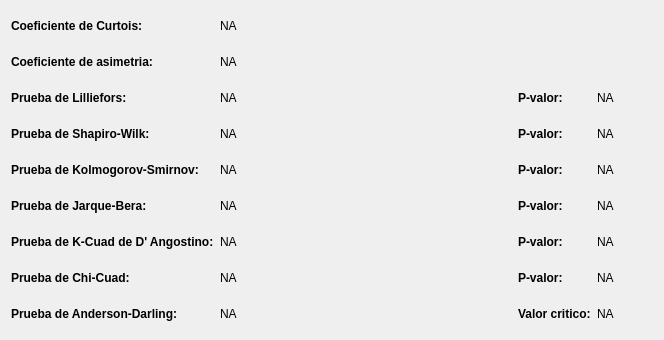
Qt form view/ui/widget_test_normal_residual_not_scale.ui (vasha54/apm) before a commit.
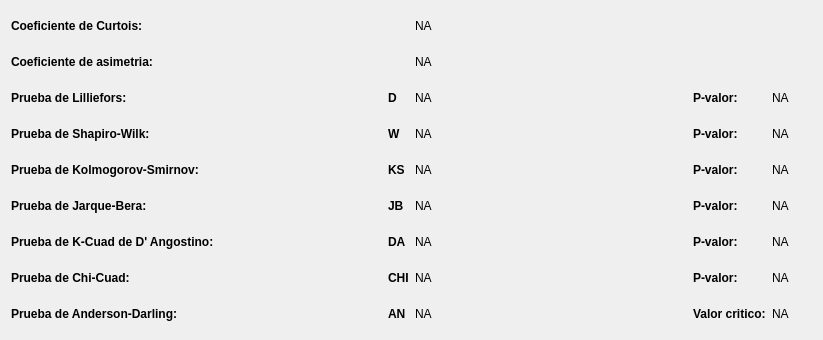
The same form after that commit.

The edit to the form file:
```diff
--- a/view/ui/widget_test_normal_residual_not_scale.ui
+++ b/view/ui/widget_test_normal_residual_not_scale.ui
@@ -6,7 +6,7 @@
    <rect>
     <x>0</x>
     <y>0</y>
-    <width>664</width>
+    <width>823</width>
     <height>340</height>
    </rect>
   </property>
@@ -14,7 +14,7 @@
    <string>Form</string>
   </property>
   <layout class="QGridLayout" name="gridLayout">
-   <item row="0" column="0">
+   <item row="0" column="0" colspan="2">
     <widget class="QLabel" name="labelCOEFF_CURTOSIS_RWS">
      <property name="sizePolicy">
       <sizepolicy hsizetype="Maximum" vsizetype="Preferred">
@@ -33,7 +33,23 @@
      </property>
     </widget>
    </item>
-   <item row="0" column="1">
+   <item row="0" column="2" colspan="6">
+    <spacer name="horizontalSpacer_10">
+     <property name="orientation">
+      <enum>Qt::Horizontal</enum>
+     </property>
+     <property name="sizeType">
+      <enum>QSizePolicy::Minimum</enum>
+     </property>
+     <property name="sizeHint" stdset="0">
+      <size>
+       <width>192</width>
+       <height>20</height>
+      </size>
+     </property>
+    </spacer>
+   </item>
+   <item row="0" column="8">
     <widget class="QLabel" name="lOCOEFF_CURTOSIS_RWS">
      <property name="sizePolicy">
       <sizepolicy hsizetype="Minimum" vsizetype="Preferred">
@@ -46,7 +62,7 @@
      </property>
     </widget>
    </item>
-   <item row="0" column="2" colspan="3">
+   <item row="0" column="9" colspan="3">
     <spacer name="horizontalSpacer">
      <property name="orientation">
       <enum>Qt::Horizontal</enum>
@@ -62,7 +78,7 @@
      </property>
     </spacer>
    </item>
-   <item row="1" column="0">
+   <item row="1" column="0" colspan="3">
     <widget class="QLabel" name="labelCOEFF_ASYMETRY_RWS">
      <property name="sizePolicy">
       <sizepolicy hsizetype="Maximum" vsizetype="Preferred">
@@ -81,7 +97,23 @@
      </property>
     </widget>
    </item>
-   <item row="1" column="1">
+   <item row="1" column="3" colspan="5">
+    <spacer name="horizontalSpacer_11">
+     <property name="orientation">
+      <enum>Qt::Horizontal</enum>
+     </property>
+     <property name="sizeType">
+      <enum>QSizePolicy::Minimum</enum>
+     </property>
+     <property name="sizeHint" stdset="0">
+      <size>
+       <width>158</width>
+       <height>20</height>
+      </size>
+     </property>
+    </spacer>
+   </item>
+   <item row="1" column="8">
     <widget class="QLabel" name="lOCOEFF_ASYMETRY_RWS">
      <property name="sizePolicy">
       <sizepolicy hsizetype="Minimum" vsizetype="Preferred">
@@ -94,7 +126,7 @@
      </property>
     </widget>
    </item>
-   <item row="1" column="2" colspan="3">
+   <item row="1" column="9" colspan="3">
     <spacer name="horizontalSpacer_2">
      <property name="orientation">
       <enum>Qt::Horizontal</enum>
@@ -129,7 +161,42 @@
      </property>
     </widget>
    </item>
-   <item row="2" column="1">
+   <item row="2" column="1" colspan="6">
+    <spacer name="horizontalSpacer_12">
+     <property name="orientation">
+      <enum>Qt::Horizontal</enum>
+     </property>
+     <property name="sizeType">
+      <enum>QSizePolicy::Minimum</enum>
+     </property>
+     <property name="sizeHint" stdset="0">
+      <size>
+       <width>191</width>
+       <height>20</height>
+      </size>
+     </property>
+    </spacer>
+   </item>
+   <item row="2" column="7">
+    <widget class="QLabel" name="labelCOEFF_ASYMETRY_RWS_2">
+     <property name="sizePolicy">
+      <sizepolicy hsizetype="Maximum" vsizetype="Preferred">
+       <horstretch>0</horstretch>
+       <verstretch>0</verstretch>
+      </sizepolicy>
+     </property>
+     <property name="font">
+      <font>
+       <weight>75</weight>
+       <bold>true</bold>
+      </font>
+     </property>
+     <property name="text">
+      <string>D</string>
+     </property>
+    </widget>
+   </item>
+   <item row="2" column="8">
     <widget class="QLabel" name="lOLILLIEFORS_RWS">
      <property name="sizePolicy">
       <sizepolicy hsizetype="Minimum" vsizetype="Preferred">
@@ -142,7 +209,7 @@
      </property>
     </widget>
    </item>
-   <item row="2" column="2">
+   <item row="2" column="9">
     <spacer name="horizontalSpacer_3">
      <property name="orientation">
       <enum>Qt::Horizontal</enum>
@@ -158,7 +225,7 @@
      </property>
     </spacer>
    </item>
-   <item row="2" column="3">
+   <item row="2" column="10">
     <widget class="QLabel" name="labelLILLIEFORS_PVALUE_RWS">
      <property name="sizePolicy">
       <sizepolicy hsizetype="Maximum" vsizetype="Preferred">
@@ -177,7 +244,7 @@
      </property>
     </widget>
    </item>
-   <item row="2" column="4">
+   <item row="2" column="11">
     <widget class="QLabel" name="lOLILLIEFORS_PVALUE_RWS">
      <property name="sizePolicy">
       <sizepolicy hsizetype="Minimum" vsizetype="Preferred">
@@ -190,7 +257,7 @@
      </property>
     </widget>
    </item>
-   <item row="3" column="0">
+   <item row="3" column="0" colspan="2">
     <widget class="QLabel" name="labelSHAPIRO_WILK_RWS">
      <property name="sizePolicy">
       <sizepolicy hsizetype="Maximum" vsizetype="Preferred">
@@ -209,7 +276,42 @@
      </property>
     </widget>
    </item>
-   <item row="3" column="1">
+   <item row="3" column="3" colspan="4">
+    <spacer name="horizontalSpacer_13">
+     <property name="orientation">
+      <enum>Qt::Horizontal</enum>
+     </property>
+     <property name="sizeType">
+      <enum>QSizePolicy::Minimum</enum>
+     </property>
+     <property name="sizeHint" stdset="0">
+      <size>
+       <width>124</width>
+       <height>20</height>
+      </size>
+     </property>
+    </spacer>
+   </item>
+   <item row="3" column="7">
+    <widget class="QLabel" name="labelCOEFF_ASYMETRY_RWS_3">
+     <property name="sizePolicy">
+      <sizepolicy hsizetype="Maximum" vsizetype="Preferred">
+       <horstretch>0</horstretch>
+       <verstretch>0</verstretch>
+      </sizepolicy>
+     </property>
+     <property name="font">
+      <font>
+       <weight>75</weight>
+       <bold>true</bold>
+      </font>
+     </property>
+     <property name="text">
+      <string>W</string>
+     </property>
+    </widget>
+   </item>
+   <item row="3" column="8">
     <widget class="QLabel" name="lOSHAPIRO_WILK_RWS">
      <property name="sizePolicy">
       <sizepolicy hsizetype="Minimum" vsizetype="Preferred">
@@ -222,7 +324,7 @@
      </property>
     </widget>
    </item>
-   <item row="3" column="2">
+   <item row="3" column="9">
     <spacer name="horizontalSpacer_4">
      <property name="orientation">
       <enum>Qt::Horizontal</enum>
@@ -238,7 +340,7 @@
      </property>
     </spacer>
    </item>
-   <item row="3" column="3">
+   <item row="3" column="10">
     <widget class="QLabel" name="labelSHAPIRO_WILK_PVALUE_RWS">
      <property name="sizePolicy">
       <sizepolicy hsizetype="Maximum" vsizetype="Preferred">
@@ -257,7 +359,7 @@
      </property>
     </widget>
    </item>
-   <item row="3" column="4">
+   <item row="3" column="11">
     <widget class="QLabel" name="lOSHAPIRO_WILK_PVALUE_RWS">
      <property name="sizePolicy">
       <sizepolicy hsizetype="Minimum" vsizetype="Preferred">
@@ -270,7 +372,7 @@
      </property>
     </widget>
    </item>
-   <item row="4" column="0">
+   <item row="4" column="0" colspan="5">
     <widget class="QLabel" name="labelKOLMOGOROV_SMIRNOV_RWS">
      <property name="sizePolicy">
       <sizepolicy hsizetype="Maximum" vsizetype="Preferred">
@@ -289,7 +391,42 @@
      </property>
     </widget>
    </item>
-   <item row="4" column="1">
+   <item row="4" column="5" colspan="2">
+    <spacer name="horizontalSpacer_14">
+     <property name="orientation">
+      <enum>Qt::Horizontal</enum>
+     </property>
+     <property name="sizeType">
+      <enum>QSizePolicy::Minimum</enum>
+     </property>
+     <property name="sizeHint" stdset="0">
+      <size>
+       <width>58</width>
+       <height>20</height>
+      </size>
+     </property>
+    </spacer>
+   </item>
+   <item row="4" column="7">
+    <widget class="QLabel" name="labelCOEFF_ASYMETRY_RWS_4">
+     <property name="sizePolicy">
+      <sizepolicy hsizetype="Maximum" vsizetype="Preferred">
+       <horstretch>0</horstretch>
+       <verstretch>0</verstretch>
+      </sizepolicy>
+     </property>
+     <property name="font">
+      <font>
+       <weight>75</weight>
+       <bold>true</bold>
+      </font>
+     </property>
+     <property name="text">
+      <string>KS</string>
+     </property>
+    </widget>
+   </item>
+   <item row="4" column="8">
     <widget class="QLabel" name="lOKOLMOGOROV_SMIRNOV_RWS">
      <property name="sizePolicy">
       <sizepolicy hsizetype="Minimum" vsizetype="Preferred">
@@ -302,7 +439,7 @@
      </property>
     </widget>
    </item>
-   <item row="4" column="2">
+   <item row="4" column="9">
     <spacer name="horizontalSpacer_5">
      <property name="orientation">
       <enum>Qt::Horizontal</enum>
@@ -318,7 +455,7 @@
      </property>
     </spacer>
    </item>
-   <item row="4" column="3">
+   <item row="4" column="10">
     <widget class="QLabel" name="labelKOLMOGOROV_SMIRNOV_PVALUE_RWS">
      <property name="sizePolicy">
       <sizepolicy hsizetype="Maximum" vsizetype="Preferred">
@@ -337,7 +474,7 @@
      </property>
     </widget>
    </item>
-   <item row="4" column="4">
+   <item row="4" column="11">
     <widget class="QLabel" name="lOKOLMOGOROV_SMIRNOV_PVALUE_RWS">
      <property name="sizePolicy">
       <sizepolicy hsizetype="Minimum" vsizetype="Preferred">
@@ -350,7 +487,7 @@
      </property>
     </widget>
    </item>
-   <item row="5" column="0">
+   <item row="5" column="0" colspan="2">
     <widget class="QLabel" name="labelJARQUE_BERA_RWS">
      <property name="sizePolicy">
       <sizepolicy hsizetype="Maximum" vsizetype="Preferred">
@@ -369,7 +506,42 @@
      </property>
     </widget>
    </item>
-   <item row="5" column="1">
+   <item row="5" column="2" colspan="5">
+    <spacer name="horizontalSpacer_16">
+     <property name="orientation">
+      <enum>Qt::Horizontal</enum>
+     </property>
+     <property name="sizeType">
+      <enum>QSizePolicy::Minimum</enum>
+     </property>
+     <property name="sizeHint" stdset="0">
+      <size>
+       <width>158</width>
+       <height>20</height>
+      </size>
+     </property>
+    </spacer>
+   </item>
+   <item row="5" column="7">
+    <widget class="QLabel" name="labelCOEFF_ASYMETRY_RWS_5">
+     <property name="sizePolicy">
+      <sizepolicy hsizetype="Maximum" vsizetype="Preferred">
+       <horstretch>0</horstretch>
+       <verstretch>0</verstretch>
+      </sizepolicy>
+     </property>
+     <property name="font">
+      <font>
+       <weight>75</weight>
+       <bold>true</bold>
+      </font>
+     </property>
+     <property name="text">
+      <string>JB</string>
+     </property>
+    </widget>
+   </item>
+   <item row="5" column="8">
     <widget class="QLabel" name="lOJARQUE_BERA_RWS">
      <property name="sizePolicy">
       <sizepolicy hsizetype="Minimum" vsizetype="Preferred">
@@ -382,7 +554,7 @@
      </property>
     </widget>
    </item>
-   <item row="5" column="2">
+   <item row="5" column="9">
     <spacer name="horizontalSpacer_6">
      <property name="orientation">
       <enum>Qt::Horizontal</enum>
@@ -398,7 +570,7 @@
      </property>
     </spacer>
    </item>
-   <item row="5" column="3">
+   <item row="5" column="10">
     <widget class="QLabel" name="labelJARQUE_BERA_PVALUE_RWS">
      <property name="sizePolicy">
       <sizepolicy hsizetype="Maximum" vsizetype="Preferred">
@@ -417,7 +589,7 @@
      </property>
     </widget>
    </item>
-   <item row="5" column="4">
+   <item row="5" column="11">
     <widget class="QLabel" name="lOJARQUE_BERA_PVALUE_RWS">
      <property name="sizePolicy">
       <sizepolicy hsizetype="Minimum" vsizetype="Preferred">
@@ -430,7 +602,7 @@
      </property>
     </widget>
    </item>
-   <item row="6" column="0">
+   <item row="6" column="0" colspan="6">
     <widget class="QLabel" name="labelK_CUAD_DANGOSTINO_RWS">
      <property name="sizePolicy">
       <sizepolicy hsizetype="Maximum" vsizetype="Preferred">
@@ -449,7 +621,42 @@
      </property>
     </widget>
    </item>
-   <item row="6" column="1">
+   <item row="6" column="6">
+    <spacer name="horizontalSpacer_15">
+     <property name="orientation">
+      <enum>Qt::Horizontal</enum>
+     </property>
+     <property name="sizeType">
+      <enum>QSizePolicy::Minimum</enum>
+     </property>
+     <property name="sizeHint" stdset="0">
+      <size>
+       <width>25</width>
+       <height>20</height>
+      </size>
+     </property>
+    </spacer>
+   </item>
+   <item row="6" column="7">
+    <widget class="QLabel" name="labelCOEFF_ASYMETRY_RWS_6">
+     <property name="sizePolicy">
+      <sizepolicy hsizetype="Maximum" vsizetype="Preferred">
+       <horstretch>0</horstretch>
+       <verstretch>0</verstretch>
+      </sizepolicy>
+     </property>
+     <property name="font">
+      <font>
+       <weight>75</weight>
+       <bold>true</bold>
+      </font>
+     </property>
+     <property name="text">
+      <string>DA</string>
+     </property>
+    </widget>
+   </item>
+   <item row="6" column="8">
     <widget class="QLabel" name="lOK_CUAD_DANGOSTINO_RWS">
      <property name="sizePolicy">
       <sizepolicy hsizetype="Minimum" vsizetype="Preferred">
@@ -462,7 +669,7 @@
      </property>
     </widget>
    </item>
-   <item row="6" column="2">
+   <item row="6" column="9">
     <spacer name="horizontalSpacer_7">
      <property name="orientation">
       <enum>Qt::Horizontal</enum>
@@ -478,7 +685,7 @@
      </property>
     </spacer>
    </item>
-   <item row="6" column="3">
+   <item row="6" column="10">
     <widget class="QLabel" name="labelK_CUAD_DANGOSTINO_PVALUE_RWS">
      <property name="sizePolicy">
       <sizepolicy hsizetype="Maximum" vsizetype="Preferred">
@@ -497,7 +704,7 @@
      </property>
     </widget>
    </item>
-   <item row="6" column="4">
+   <item row="6" column="11">
     <widget class="QLabel" name="lOK_CUAD_DANGOSTINO_PVALUE_RWS">
      <property name="sizePolicy">
       <sizepolicy hsizetype="Minimum" vsizetype="Preferred">
@@ -529,7 +736,42 @@
      </property>
     </widget>
    </item>
-   <item row="7" column="1">
+   <item row="7" column="1" colspan="6">
+    <spacer name="horizontalSpacer_17">
+     <property name="orientation">
+      <enum>Qt::Horizontal</enum>
+     </property>
+     <property name="sizeType">
+      <enum>QSizePolicy::Minimum</enum>
+     </property>
+     <property name="sizeHint" stdset="0">
+      <size>
+       <width>191</width>
+       <height>20</height>
+      </size>
+     </property>
+    </spacer>
+   </item>
+   <item row="7" column="7">
+    <widget class="QLabel" name="labelCOEFF_ASYMETRY_RWS_7">
+     <property name="sizePolicy">
+      <sizepolicy hsizetype="Maximum" vsizetype="Preferred">
+       <horstretch>0</horstretch>
+       <verstretch>0</verstretch>
+      </sizepolicy>
+     </property>
+     <property name="font">
+      <font>
+       <weight>75</weight>
+       <bold>true</bold>
+      </font>
+     </property>
+     <property name="text">
+      <string>CHI</string>
+     </property>
+    </widget>
+   </item>
+   <item row="7" column="8">
     <widget class="QLabel" name="lOCHI_SQUARE_RWS">
      <property name="sizePolicy">
       <sizepolicy hsizetype="Minimum" vsizetype="Preferred">
@@ -542,7 +784,7 @@
      </property>
     </widget>
    </item>
-   <item row="7" column="2">
+   <item row="7" column="9">
     <spacer name="horizontalSpacer_8">
      <property name="orientation">
       <enum>Qt::Horizontal</enum>
@@ -558,7 +800,7 @@
      </property>
     </spacer>
    </item>
-   <item row="7" column="3">
+   <item row="7" column="10">
     <widget class="QLabel" name="labelCHI_SQUARE_PVALUE_RWS">
      <property name="sizePolicy">
       <sizepolicy hsizetype="Maximum" vsizetype="Preferred">
@@ -577,7 +819,7 @@
      </property>
     </widget>
    </item>
-   <item row="7" column="4">
+   <item row="7" column="11">
     <widget class="QLabel" name="lOCHI_SQUARE_PVALUE_RWS">
      <property name="sizePolicy">
       <sizepolicy hsizetype="Minimum" vsizetype="Preferred">
@@ -590,7 +832,7 @@
      </property>
     </widget>
    </item>
-   <item row="8" column="0">
+   <item row="8" column="0" colspan="4">
     <widget class="QLabel" name="labelANDERSON_DARLING_RWS">
      <property name="sizePolicy">
       <sizepolicy hsizetype="Maximum" vsizetype="Preferred">
@@ -609,7 +851,42 @@
      </property>
     </widget>
    </item>
-   <item row="8" column="1">
+   <item row="8" column="4" colspan="3">
+    <spacer name="horizontalSpacer_18">
+     <property name="orientation">
+      <enum>Qt::Horizontal</enum>
+     </property>
+     <property name="sizeType">
+      <enum>QSizePolicy::Minimum</enum>
+     </property>
+     <property name="sizeHint" stdset="0">
+      <size>
+       <width>91</width>
+       <height>20</height>
+      </size>
+     </property>
+    </spacer>
+   </item>
+   <item row="8" column="7">
+    <widget class="QLabel" name="labelCOEFF_ASYMETRY_RWS_8">
+     <property name="sizePolicy">
+      <sizepolicy hsizetype="Maximum" vsizetype="Preferred">
+       <horstretch>0</horstretch>
+       <verstretch>0</verstretch>
+      </sizepolicy>
+     </property>
+     <property name="font">
+      <font>
+       <weight>75</weight>
+       <bold>true</bold>
+      </font>
+     </property>
+     <property name="text">
+      <string>AN</string>
+     </property>
+    </widget>
+   </item>
+   <item row="8" column="8">
     <widget class="QLabel" name="lOANDERSON_DARLING_RWS">
      <property name="sizePolicy">
       <sizepolicy hsizetype="Minimum" vsizetype="Preferred">
@@ -622,7 +899,7 @@
      </property>
     </widget>
    </item>
-   <item row="8" column="2">
+   <item row="8" column="9">
     <spacer name="horizontalSpacer_9">
      <property name="orientation">
       <enum>Qt::Horizontal</enum>
@@ -638,7 +915,7 @@
      </property>
     </spacer>
    </item>
-   <item row="8" column="3">
+   <item row="8" column="10">
     <widget class="QLabel" name="labelANDERSON_DARLING_PVALUE_RWS">
      <property name="sizePolicy">
       <sizepolicy hsizetype="Maximum" vsizetype="Preferred">
@@ -657,7 +934,7 @@
      </property>
     </widget>
    </item>
-   <item row="8" column="4">
+   <item row="8" column="11">
     <widget class="QLabel" name="lOANDERSON_DARLING_PVALUE_RWS">
      <property name="sizePolicy">
       <sizepolicy hsizetype="Minimum" vsizetype="Preferred">
```
